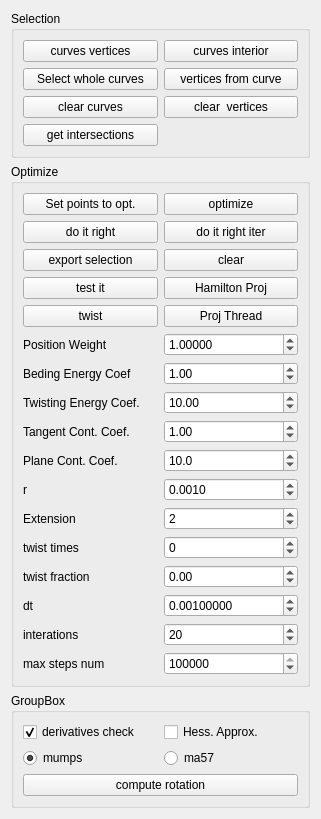
Qt form elastic/elasticpanel.ui (nullas/PetGL) before a commit.
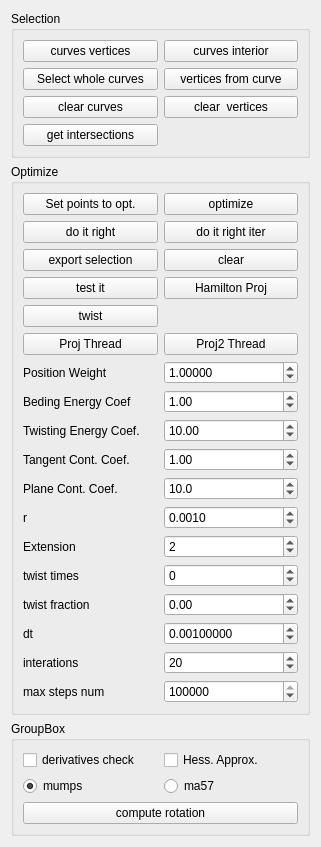
The same form after that commit.

The edit to the form file:
```diff
--- a/elastic/elasticpanel.ui
+++ b/elastic/elasticpanel.ui
@@ -7,7 +7,7 @@
     <x>0</x>
     <y>0</y>
     <width>321</width>
-    <height>815</height>
+    <height>843</height>
    </rect>
   </property>
   <property name="windowTitle">
@@ -20,14 +20,14 @@
       <string>Optimize</string>
      </property>
      <layout class="QGridLayout" name="gridLayout">
-      <item row="14" column="0">
+      <item row="15" column="0">
        <widget class="QLabel" name="label_dt">
         <property name="text">
          <string>dt</string>
         </property>
        </widget>
       </item>
-      <item row="6" column="1">
+      <item row="7" column="1">
        <widget class="QDoubleSpinBox" name="doubleSpinBox_BendingEnergyCoef">
         <property name="value">
          <double>1.000000000000000</double>
@@ -41,14 +41,14 @@
         </property>
        </widget>
       </item>
-      <item row="15" column="0">
+      <item row="16" column="0">
        <widget class="QLabel" name="label_ProjectionIter">
         <property name="text">
          <string>interations</string>
         </property>
        </widget>
       </item>
-      <item row="11" column="1">
+      <item row="12" column="1">
        <widget class="QSpinBox" name="spinBox_extension">
         <property name="value">
          <number>2</number>
@@ -62,21 +62,21 @@
         </property>
        </widget>
       </item>
-      <item row="13" column="0">
+      <item row="14" column="0">
        <widget class="QLabel" name="label_twistFraction">
         <property name="text">
          <string>twist fraction</string>
         </property>
        </widget>
       </item>
-      <item row="9" column="0">
+      <item row="10" column="0">
        <widget class="QLabel" name="label_PlaneConstraintsCoef">
         <property name="text">
          <string>Plane Cont. Coef.</string>
         </property>
        </widget>
       </item>
-      <item row="8" column="1">
+      <item row="9" column="1">
        <widget class="QDoubleSpinBox" name="doubleSpinBox_TangentConstraintsCoef">
         <property name="decimals">
          <number>2</number>
@@ -96,28 +96,35 @@
         </property>
        </widget>
       </item>
-      <item row="15" column="1">
+      <item row="16" column="1">
        <widget class="QSpinBox" name="spinBox_ProjectionIter">
         <property name="value">
          <number>20</number>
         </property>
        </widget>
       </item>
-      <item row="6" column="0">
+      <item row="7" column="0">
        <widget class="QLabel" name="label_BendingEnergyCoef">
         <property name="text">
          <string>Beding Energy Coef</string>
         </property>
        </widget>
       </item>
-      <item row="5" column="0">
+      <item row="3" column="0">
+       <widget class="QPushButton" name="pushButton_test">
+        <property name="text">
+         <string>test it</string>
+        </property>
+       </widget>
+      </item>
+      <item row="6" column="0">
        <widget class="QLabel" name="label_PositionConstraintsWeight">
         <property name="text">
          <string>Position Weight</string>
         </property>
        </widget>
       </item>
-      <item row="9" column="1">
+      <item row="10" column="1">
        <widget class="QDoubleSpinBox" name="doubleSpinBox_PlaneConstraintsCoef">
         <property name="decimals">
          <number>1</number>
@@ -130,7 +137,7 @@
         </property>
        </widget>
       </item>
-      <item row="14" column="1">
+      <item row="15" column="1">
        <widget class="QDoubleSpinBox" name="doubleSpinBox_dt">
         <property name="decimals">
          <number>8</number>
@@ -143,7 +150,7 @@
         </property>
        </widget>
       </item>
-      <item row="7" column="0">
+      <item row="8" column="0">
        <widget class="QLabel" name="label">
         <property name="text">
          <string>Twisting Energy Coef.</string>
@@ -157,7 +164,7 @@
         </property>
        </widget>
       </item>
-      <item row="12" column="0">
+      <item row="13" column="0">
        <widget class="QLabel" name="label_twist_times">
         <property name="text">
          <string>twist times</string>
@@ -185,14 +192,14 @@
         </property>
        </widget>
       </item>
-      <item row="11" column="0">
+      <item row="12" column="0">
        <widget class="QLabel" name="label_Extension">
         <property name="text">
          <string>Extension</string>
         </property>
        </widget>
       </item>
-      <item row="5" column="1">
+      <item row="6" column="1">
        <widget class="QDoubleSpinBox" name="doubleSpinBox_PositionConstraintsWeight">
         <property name="decimals">
          <number>5</number>
@@ -208,7 +215,7 @@
         </property>
        </widget>
       </item>
-      <item row="13" column="1">
+      <item row="14" column="1">
        <widget class="QDoubleSpinBox" name="doubleSpinBox_twist_fraction">
         <property name="minimum">
          <double>-0.500000000000000</double>
@@ -221,7 +228,7 @@
         </property>
        </widget>
       </item>
-      <item row="7" column="1">
+      <item row="8" column="1">
        <widget class="QDoubleSpinBox" name="doubleSpinBox_TwistingEnergyCoef">
         <property name="maximum">
          <double>99999.990000000005239</double>
@@ -238,14 +245,14 @@
         </property>
        </widget>
       </item>
-      <item row="10" column="0">
+      <item row="11" column="0">
        <widget class="QLabel" name="label_r">
         <property name="text">
          <string>r</string>
         </property>
        </widget>
       </item>
-      <item row="10" column="1">
+      <item row="11" column="1">
        <widget class="QDoubleSpinBox" name="doubleSpinBox_collisionradius">
         <property name="decimals">
          <number>4</number>
@@ -261,35 +268,28 @@
         </property>
        </widget>
       </item>
-      <item row="3" column="0">
-       <widget class="QPushButton" name="pushButton_test">
-        <property name="text">
-         <string>test it</string>
-        </property>
-       </widget>
-      </item>
-      <item row="8" column="0">
+      <item row="9" column="0">
        <widget class="QLabel" name="label_TangentCoef">
         <property name="text">
          <string>Tangent Cont. Coef.</string>
         </property>
        </widget>
       </item>
-      <item row="12" column="1">
+      <item row="13" column="1">
        <widget class="QSpinBox" name="spinBox_twist_times">
         <property name="minimum">
          <number>-99</number>
         </property>
        </widget>
       </item>
-      <item row="16" column="0">
+      <item row="17" column="0">
        <widget class="QLabel" name="label_2">
         <property name="text">
          <string>max steps num</string>
         </property>
        </widget>
       </item>
-      <item row="16" column="1">
+      <item row="17" column="1">
        <widget class="QSpinBox" name="spinBox_max_step">
         <property name="maximum">
          <number>200000</number>
@@ -299,13 +299,20 @@
         </property>
        </widget>
       </item>
-      <item row="4" column="1">
+      <item row="5" column="0">
        <widget class="QPushButton" name="pushButton_projectionThread">
         <property name="text">
          <string>Proj Thread</string>
         </property>
        </widget>
       </item>
+      <item row="5" column="1">
+       <widget class="QPushButton" name="pushButton_projection2Thread">
+        <property name="text">
+         <string>Proj2 Thread</string>
+        </property>
+       </widget>
+      </item>
      </layout>
     </widget>
    </item>
@@ -379,7 +386,7 @@
          <string>derivatives check</string>
         </property>
         <property name="checked">
-         <bool>true</bool>
+         <bool>false</bool>
         </property>
        </widget>
       </item>
```
